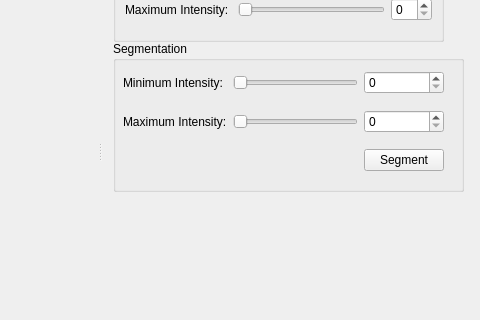
Old version of the form src/mainwindow.ui in the repository delcypher/simi-qt; both pictures show x 462 to 942 and y 187 to 507 of the 1052 by 678 pixel window.
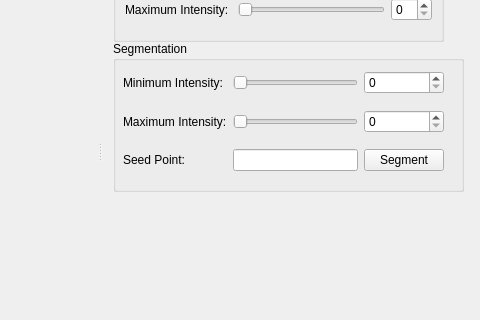
New version of the form. Icons and pictures are not drawn. Custom widgets are drawn as their Qt base class.

Commit message: * Add code to display seed point

```diff
--- a/src/mainwindow.ui
+++ b/src/mainwindow.ui
@@ -261,6 +261,20 @@
          </property>
         </widget>
        </item>
+       <item row="2" column="0">
+        <widget class="QLabel" name="label">
+         <property name="text">
+          <string>Seed Point:</string>
+         </property>
+        </widget>
+       </item>
+       <item row="2" column="1">
+        <widget class="QLineEdit" name="seedPointLineEdit">
+         <property name="readOnly">
+          <bool>true</bool>
+         </property>
+        </widget>
+       </item>
       </layout>
      </widget>
     </widget>
```
The commit also changes 4 other files.
